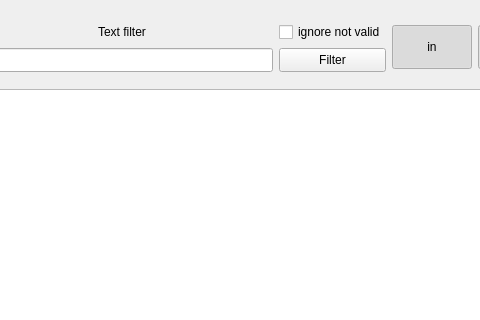
Above: mainwindow.ui from jeyboy/sniffer before the change; both pictures show x 276 to 756 and y 0 to 320 of the 856 by 596 pixel window. Below: the same form after it.
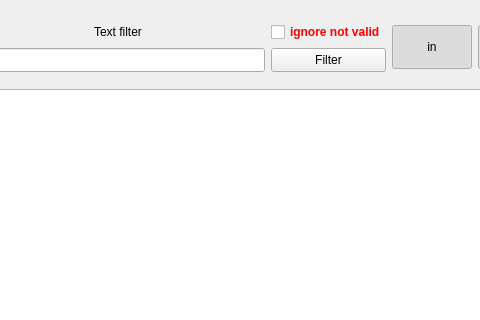
That is the form after the change.

Diff of the .ui file:
```diff
--- a/mainwindow.ui
+++ b/mainwindow.ui
@@ -104,6 +104,9 @@
         <layout class="QVBoxLayout" name="verticalLayout_3">
          <item>
           <widget class="QCheckBox" name="cut_opt">
+           <property name="styleSheet">
+            <string notr="true">color: red; font-weight: bold;</string>
+           </property>
            <property name="text">
             <string>ignore not valid</string>
            </property>
```
